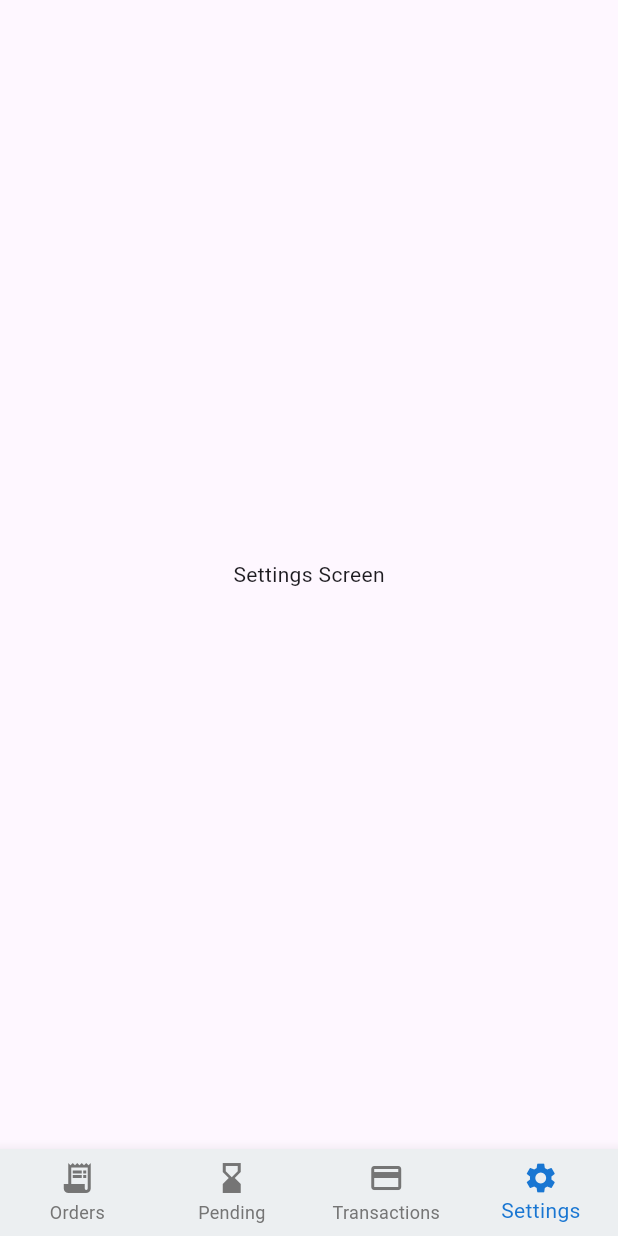
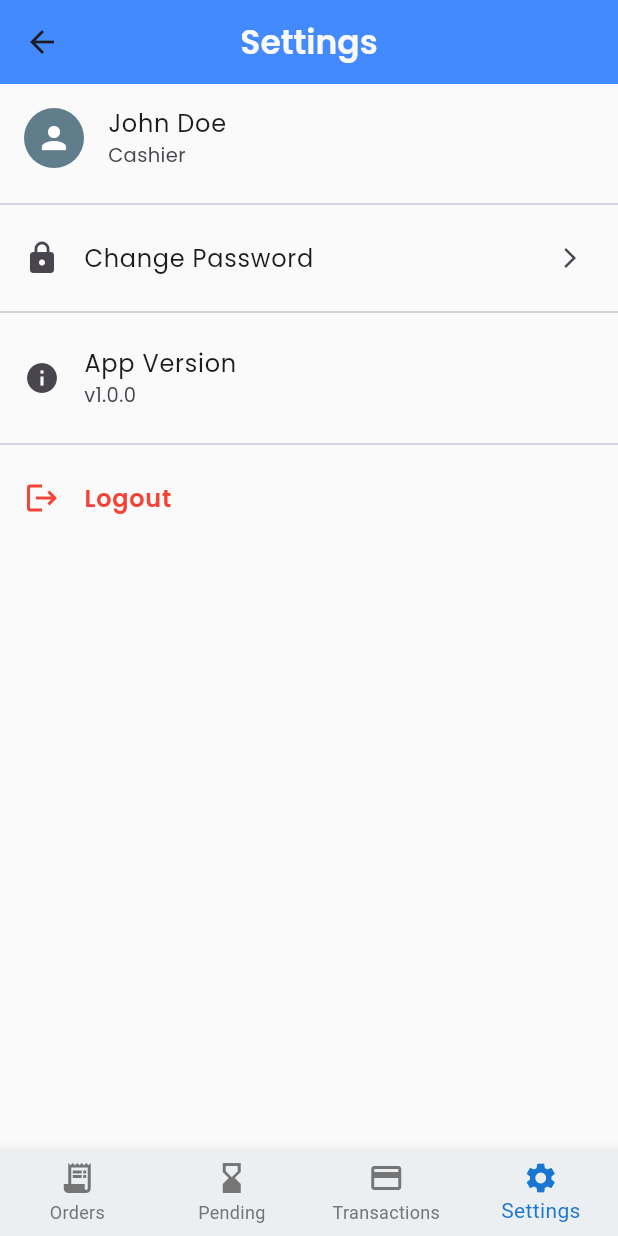
Before and after one commit to kurt0542/quick_pos, a Flutter app: the CashierMobileNavigation screen opened directly, item 4 of the bottom bar chosen, on a phone screen of 412 x 824 dp. Run offline on Flutter 3.47's test engine with Material 3 defaults, Android fonts, the phone set to English and light mode, and no system bars; our stand-ins replace google_fonts.

Commit message:
added settings screen

```diff
--- a/lib/presentation/screens/cashier/cashier_mobile_navigation.dart
+++ b/lib/presentation/screens/cashier/cashier_mobile_navigation.dart
@@ -1,6 +1,7 @@
 import 'package:flutter/material.dart';
 import 'package:quick_pos/presentation/screens/cashier/orders/cashier_mobile_order_screen.dart';
 import 'package:quick_pos/presentation/screens/cashier/pending/cashier_mobile_pending_screen.dart';
+import 'package:quick_pos/presentation/screens/cashier/settings/cashier_mobile_settings_screen.dart';
 import 'package:quick_pos/presentation/screens/cashier/transactions/cashier_mobile_transaction_screen.dart';
 
 class CashierMobileNavigation extends StatefulWidget {
@@ -30,7 +31,7 @@ class _CashierMobileNavigationState extends State<CashierMobileNavigation> {
           onSeeAllPending: () => _onItemTapped(1),
         ),
       ),
-      const Center(child: Text("Settings Screen")),
+      const Center(child: CashierMobileSettingsScreen()),
     ];
 
     return Scaffold(
--- /dev/null
+++ b/lib/presentation/screens/cashier/settings/cashier_mobile_settings_screen.dart
@@ -0,0 +1,62 @@
+import 'package:flutter/material.dart';
+import 'package:google_fonts/google_fonts.dart';
+
+class CashierMobileSettingsScreen extends StatelessWidget {
+  const CashierMobileSettingsScreen({super.key});
+
+  @override
+  Widget build(BuildContext context) {
+    return Scaffold(
+      backgroundColor: Colors.grey[50],
+      appBar: AppBar(
+        backgroundColor: Colors.blueAccent,
+        title: Text(
+          "Settings",
+          style: GoogleFonts.poppins(fontWeight: FontWeight.w600, color: Colors.grey[50]),
+        ),
+        centerTitle: true,
+      ),
+      body: ListView(
+        children: [
+          ListTile(
+            leading: const CircleAvatar(
+              backgroundColor: Colors.blueGrey,
+              child: Icon(Icons.person, color: Colors.white),
+            ),
+            title: Text("John Doe", style: GoogleFonts.poppins(fontSize: 16)),
+            subtitle: Text("Cashier", style: GoogleFonts.poppins(fontSize: 13)),
+          ),
+          const Divider(),
+          ListTile(
+            leading: const Icon(Icons.lock),
+            title: Text("Change Password", style: GoogleFonts.poppins()),
+            trailing: const Icon(Icons.arrow_forward_ios, size: 16),
+            onTap: () {
+            },
+          ),
+          const Divider(),
+
+          ListTile(
+            leading: const Icon(Icons.info),
+            title: Text("App Version", style: GoogleFonts.poppins()),
+            subtitle: Text("v1.0.0", style: GoogleFonts.poppins(fontSize: 13)),
+          ),
+          const Divider(),
+
+          ListTile(
+            leading: const Icon(Icons.logout, color: Colors.red),
+            title: Text(
+              "Logout",
+              style: GoogleFonts.poppins(
+                fontWeight: FontWeight.w600,
+                color: Colors.red,
+              ),
+            ),
+            onTap: () {
+            },
+          ),
+        ],
+      ),
+    );
+  }
+}
```
